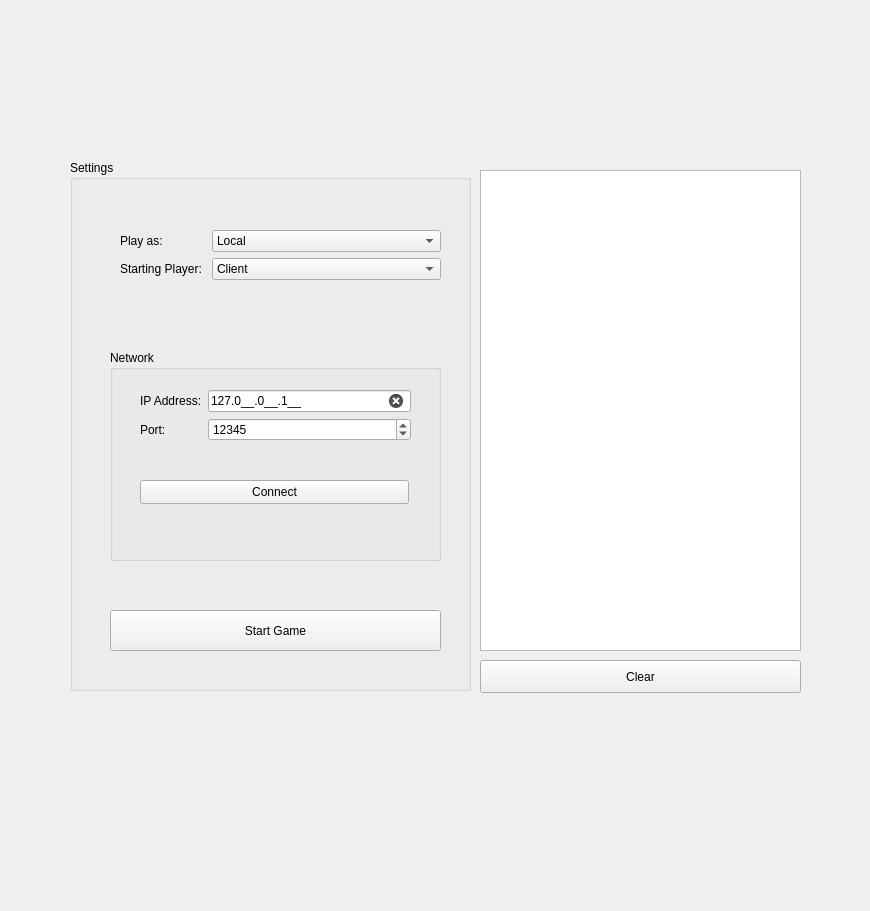
First picture: the form in schach/schachgui.ui, repository Charly-62/QtChessApp, before the edit.
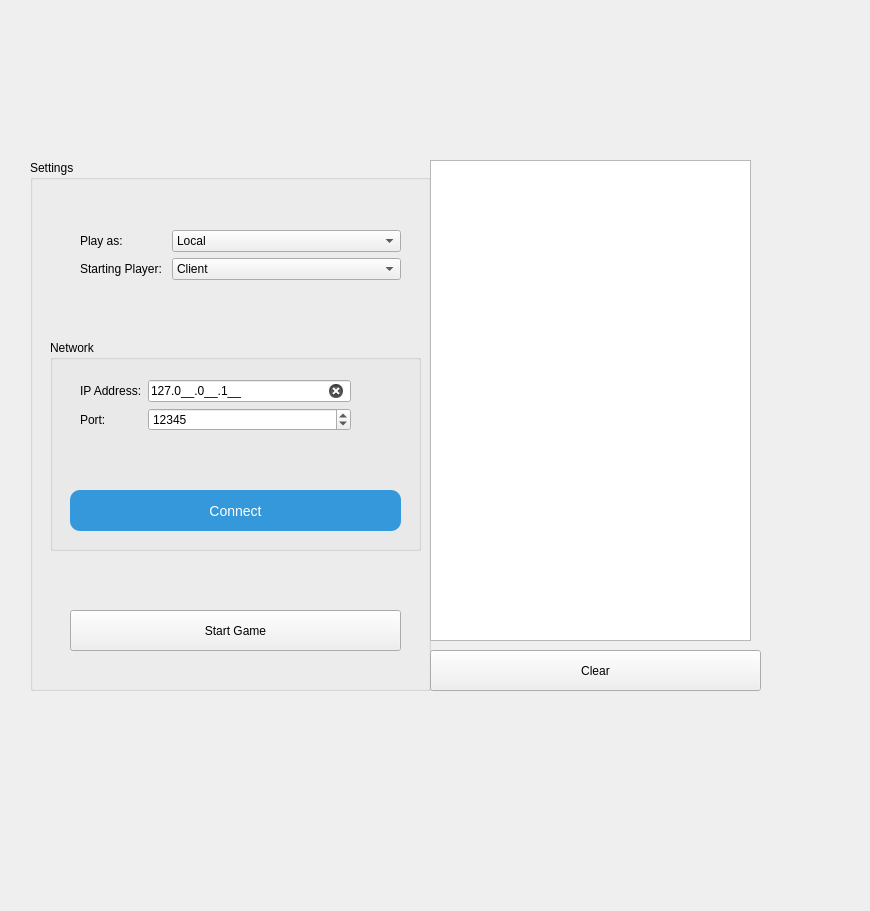
Second picture: the form after the edit. The open tabs and pages were chosen to show the change.

The edit to the form file:
```diff
--- a/schach/schachgui.ui
+++ b/schach/schachgui.ui
@@ -25,12 +25,15 @@
   <widget class="QStackedWidget" name="GAME">
    <property name="geometry">
     <rect>
-     <x>30</x>
+     <x>0</x>
      <y>10</y>
      <width>791</width>
      <height>911</height>
     </rect>
    </property>
+   <property name="styleSheet">
+    <string notr="true"/>
+   </property>
    <property name="currentIndex">
     <number>1</number>
    </property>
@@ -38,7 +41,7 @@
     <widget class="QGroupBox" name="groupBox">
      <property name="geometry">
       <rect>
-       <x>40</x>
+       <x>30</x>
        <y>150</y>
        <width>401</width>
        <height>531</height>
@@ -63,9 +66,9 @@
      <widget class="QGroupBox" name="grpNetwork">
       <property name="geometry">
        <rect>
-        <x>40</x>
-        <y>190</y>
-        <width>331</width>
+        <x>20</x>
+        <y>180</y>
+        <width>371</width>
         <height>211</height>
        </rect>
       </property>
@@ -130,12 +133,30 @@
       <widget class="QPushButton" name="bConnect">
        <property name="geometry">
         <rect>
-         <x>30</x>
-         <y>130</y>
-         <width>269</width>
-         <height>24</height>
+         <x>20</x>
+         <y>150</y>
+         <width>331</width>
+         <height>41</height>
         </rect>
        </property>
+       <property name="styleSheet">
+        <string notr="true">QPushButton {
+    background-color: #3498db;
+    color: white;
+    border-radius: 10px;
+    padding: 5px;
+    font-size: 14px;
+}
+
+QPushButton:hover {
+    background-color: #2980b9;
+}
+
+QPushButton:pressed {
+    background-color: #1c598a;
+}
+</string>
+       </property>
        <property name="text">
         <string>Connect</string>
        </property>
@@ -204,8 +225,8 @@
     <widget class="QListWidget" name="lstNetzwerkConsole">
      <property name="geometry">
       <rect>
-       <x>450</x>
-       <y>160</y>
+       <x>430</x>
+       <y>150</y>
        <width>321</width>
        <height>481</height>
       </rect>
@@ -214,10 +235,10 @@
     <widget class="QPushButton" name="pbClear">
      <property name="geometry">
       <rect>
-       <x>450</x>
-       <y>650</y>
-       <width>321</width>
-       <height>33</height>
+       <x>430</x>
+       <y>640</y>
+       <width>331</width>
+       <height>41</height>
       </rect>
      </property>
      <property name="text">
```
Left out of the diff: 28 changed lines with no effect on the pictures.
